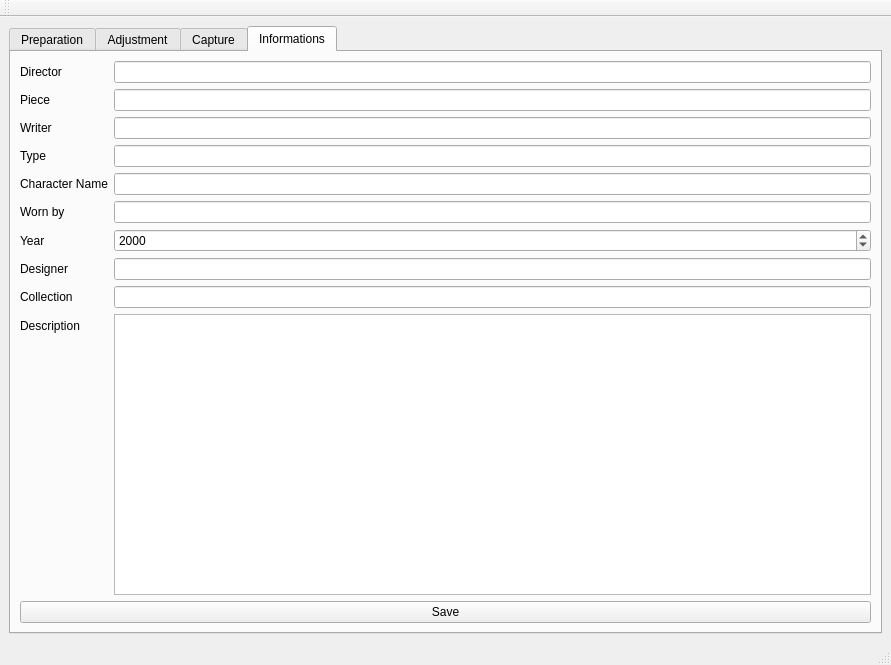
The window that pc/master/mainwindow.ui (plule/pfe-costumes) describes before a commit, drawn with Qt 5.
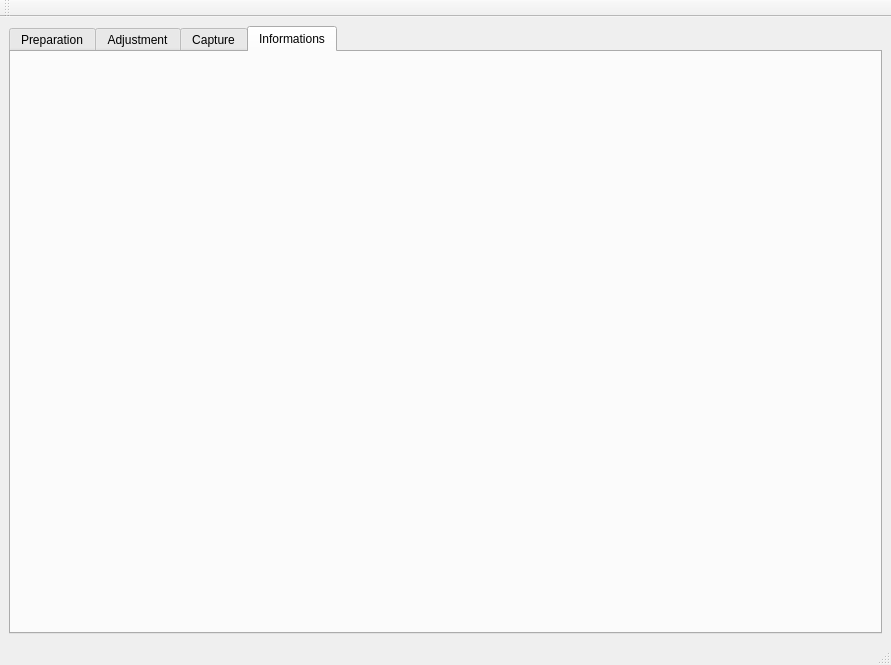
The same window after the commit. Custom widgets are drawn as their Qt base class.

Commit message: costume info list generated

What changed in the file:
```diff
--- a/pc/master/mainwindow.ui
+++ b/pc/master/mainwindow.ui
@@ -362,132 +362,7 @@
        </attribute>
        <layout class="QVBoxLayout" name="verticalLayout_4">
         <item>
-         <layout class="QFormLayout" name="infoLayout">
-          <property name="fieldGrowthPolicy">
-           <enum>QFormLayout::AllNonFixedFieldsGrow</enum>
-          </property>
-          <item row="0" column="0">
-           <widget class="QLabel" name="infoDirectorLabel">
-            <property name="text">
-             <string>Director</string>
-            </property>
-           </widget>
-          </item>
-          <item row="0" column="1">
-           <widget class="QLineEdit" name="infoDirector"/>
-          </item>
-          <item row="1" column="0">
-           <widget class="QLabel" name="infoPieceLabel">
-            <property name="text">
-             <string>Piece</string>
-            </property>
-           </widget>
-          </item>
-          <item row="1" column="1">
-           <widget class="QLineEdit" name="infoPiece"/>
-          </item>
-          <item row="4" column="0">
-           <widget class="QLabel" name="infoCharacterLabel">
-            <property name="text">
-             <string>Character Name</string>
-            </property>
-           </widget>
-          </item>
-          <item row="4" column="1">
-           <widget class="QLineEdit" name="infoCharacter">
-            <property name="placeholderText">
-             <string/>
-            </property>
-           </widget>
-          </item>
-          <item row="5" column="0">
-           <widget class="QLabel" name="infoWearerLabel">
-            <property name="text">
-             <string>Worn by</string>
-            </property>
-           </widget>
-          </item>
-          <item row="5" column="1">
-           <widget class="QLineEdit" name="infoWearer"/>
-          </item>
-          <item row="6" column="0">
-           <widget class="QLabel" name="infoYearLabel">
-            <property name="text">
-             <string>Year</string>
-            </property>
-           </widget>
-          </item>
-          <item row="6" column="1">
-           <widget class="QSpinBox" name="infoYear">
-            <property name="minimum">
-             <number>-9999</number>
-            </property>
-            <property name="maximum">
-             <number>9999</number>
-            </property>
-            <property name="value">
-             <number>2000</number>
-            </property>
-           </widget>
-          </item>
-          <item row="7" column="0">
-           <widget class="QLabel" name="infoDesignerLabel">
-            <property name="text">
-             <string>Designer</string>
-            </property>
-           </widget>
-          </item>
-          <item row="7" column="1">
-           <widget class="QLineEdit" name="infoDesigner"/>
-          </item>
-          <item row="8" column="0">
-           <widget class="QLabel" name="infoCollectionLabel">
-            <property name="text">
-             <string>Collection</string>
-            </property>
-           </widget>
-          </item>
-          <item row="8" column="1">
-           <widget class="QLineEdit" name="infoCollection"/>
-          </item>
-          <item row="9" column="0">
-           <widget class="QLabel" name="infoDescriptionLabel">
-            <property name="text">
-             <string>Description</string>
-            </property>
-           </widget>
-          </item>
-          <item row="9" column="1">
-           <widget class="QTextEdit" name="infoDescription"/>
-          </item>
-          <item row="3" column="0">
-           <widget class="QLabel" name="infoTypeLabel">
-            <property name="text">
-             <string>Type</string>
-            </property>
-           </widget>
-          </item>
-          <item row="3" column="1">
-           <widget class="QLineEdit" name="infoType"/>
-          </item>
-          <item row="2" column="0">
-           <widget class="QLabel" name="infoWriterLabel">
-            <property name="text">
-             <string>Writer</string>
-            </property>
-           </widget>
-          </item>
-          <item row="2" column="1">
-           <widget class="QLineEdit" name="infoWriter"/>
-          </item>
-         </layout>
-        </item>
-        <item>
-         <widget class="QPushButton" name="saveButton">
-          <property name="text">
-           <string>Save</string>
-          </property>
-         </widget>
+         <layout class="QFormLayout" name="infoLayout"/>
         </item>
        </layout>
       </widget>
```
Left out of the diff: 146 changed lines with no effect on the pictures. The commit also changes 6 other files.
